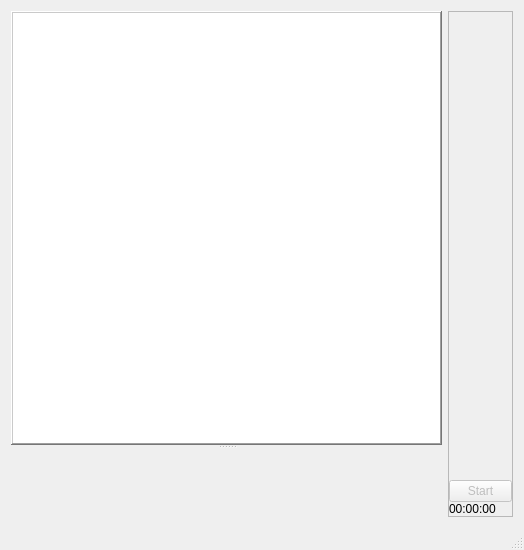
Qt form mainwindow.ui (humbhenri/TimeTracker) before a commit.
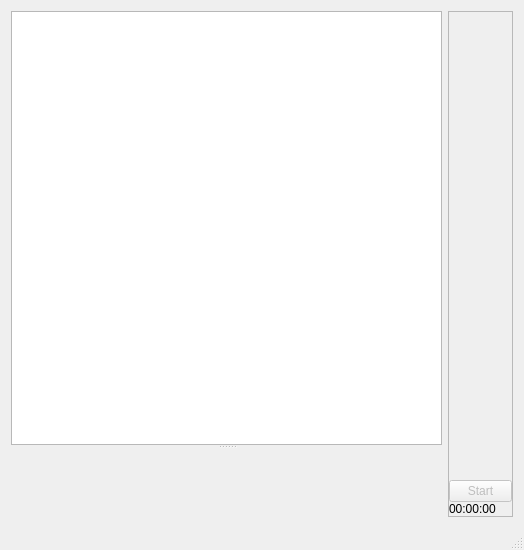
The same form after that commit. Icons and pictures are not drawn. Custom widgets are drawn as their Qt base class.

Commit message: alternating rows

Diff of the .ui file:
```diff
--- a/mainwindow.ui
+++ b/mainwindow.ui
@@ -135,13 +135,16 @@
       </property>
       <widget class="QListView" name="projectLst">
        <property name="frameShape">
-        <enum>QFrame::WinPanel</enum>
+        <enum>QFrame::StyledPanel</enum>
        </property>
        <property name="frameShadow">
-        <enum>QFrame::Raised</enum>
+        <enum>QFrame::Sunken</enum>
        </property>
        <property name="lineWidth">
-        <number>3</number>
+        <number>1</number>
+       </property>
+       <property name="alternatingRowColors">
+        <bool>true</bool>
        </property>
       </widget>
       <widget class="ProjectWidget" name="projectWidget" native="true">
```
The commit also changes 1 other file.
